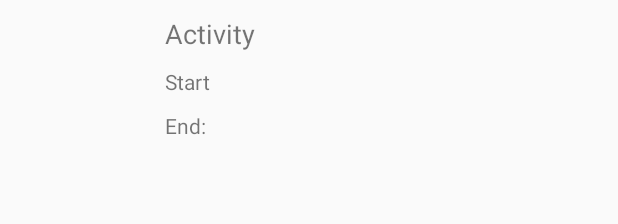
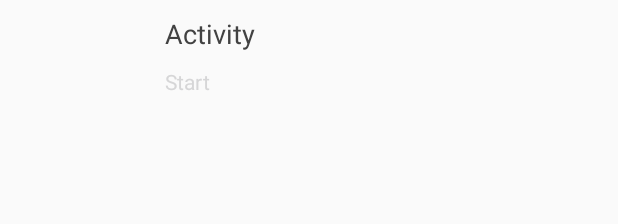
Before and after one commit to andrewflash/GoGoGym, an Android app: the layout property_layout.xml on its own in the app's theme, with its tools: preview values and no code run, on a phone screen of 412 x 824 dp. Shown: the top 224 px of the screen. Run offline under Robolectric (Android 15) with nearby library versions, the phone set to English and light mode, and no system bars.

Commit message:
mvp release!

```diff
--- a/app/src/main/java/net/tudelft/xflash/gogogym/DBHandler.java
+++ b/app/src/main/java/net/tudelft/xflash/gogogym/DBHandler.java
@@ -204,7 +204,6 @@ public class DBHandler extends SQLiteOpenHelper {
         Cursor cursor = db.rawQuery(selectQuery, null);
 
         Log.d("DBHandler", "cursor all logs: " + Integer.toString(cursor.getCount()));
-        Log.d("DBHandler", "cursor all logs str: " + cursor.toString());
 
         // looping through all rows and adding to list
         if (cursor.moveToFirst()) {
--- a/app/src/main/java/net/tudelft/xflash/gogogym/DashboardActivity.java
+++ b/app/src/main/java/net/tudelft/xflash/gogogym/DashboardActivity.java
@@ -8,6 +8,7 @@ import android.content.IntentFilter;
 import android.content.SharedPreferences;
 import android.graphics.Color;
 import android.os.Bundle;
+import android.os.Handler;
 import android.support.design.widget.Snackbar;
 import android.support.v4.content.LocalBroadcastManager;
 import android.content.Intent;
@@ -114,7 +115,10 @@ public class DashboardActivity extends AppCompatActivity
 
     private ListView activity_lv;
 
-    ArrayAdapter<UserLog> adapter;
+    private Handler handler;
+    private Runnable runnable;
+
+    private ArrayAdapter<UserLog> adapter;
 
     @Override
     protected void onCreate(Bundle savedInstanceState) {
@@ -224,6 +228,20 @@ public class DashboardActivity extends AppCompatActivity
         adapter = new detectedActivitiesAdapter(this, 0, activityLogs);
         activity_lv = (ListView) findViewById(R.id.detected_activities_listview);
         activity_lv.setAdapter(adapter);
+
+        handler = new Handler();
+        runnable = new Runnable() {
+            @Override
+            public void run() {
+                activityLogs = db.getAllLogs();
+                adapter = new detectedActivitiesAdapter(getApplicationContext(), 0, activityLogs);
+                handler.postDelayed(this, 1000);
+                activity_lv.setAdapter(adapter);
+            }
+        };
+
+//Start
+        handler.postDelayed(runnable, 1000);
 
         // Set PANDA
         // TODO: Threshold value, mood managament
@@ -410,7 +428,7 @@ public class DashboardActivity extends AppCompatActivity
         }
         else {
             try {
-                stopActivityUpdates();
+//                stopActivityUpdates();
             } catch (Error err) {
 
             }
--- a/app/src/main/java/net/tudelft/xflash/gogogym/UserLog.java
+++ b/app/src/main/java/net/tudelft/xflash/gogogym/UserLog.java
@@ -19,13 +19,13 @@ public class UserLog {
 	}
 
 	public String getImage() {
-		if(this.log_desc == Constants.ACTIVE_DESC){
+		if(this.log_desc.equals(Constants.ACTIVE_DESC)){
 			return "ic_directions_run_black_24dp";
 		}
-		else if (this.log_desc == Constants.VISIT_DESC){
+		else if (this.log_desc.equals(Constants.VISIT_DESC)){
 			return "ic_beenhere_black_24dp";
 		}
-		else return "";
+		else return this.log_desc;
 	}
 
 	public String stringify_UserLog() {
--- a/app/src/main/res/layout/property_layout.xml
+++ b/app/src/main/res/layout/property_layout.xml
@@ -21,18 +21,18 @@
         android:orientation="vertical">
 
         <TextView
-            android:id="@+id/activity"
+            android:id="@+id/activityName"
             android:layout_width="match_parent"
             android:layout_height="wrap_content"
             android:layout_marginBottom="10dp"
             android:text="Activity"
+            android:textColor="@color/cardview_dark_background"
             android:textSize="18sp" />
 
         <RelativeLayout
             android:id="@+id/timeSection"
             android:layout_width="match_parent"
             android:layout_height="wrap_content"
-            android:layout_below="@+id/infoSection"
             android:orientation="vertical">
 
             <TextView
@@ -40,14 +40,14 @@
                 android:layout_width="match_parent"
                 android:layout_height="wrap_content"
                 android:layout_marginBottom="10dp"
-                android:text="Start" />
+                android:text="Start"
+                android:textColor="@color/com_facebook_button_background_color_focused_disabled" />
 
             <TextView
                 android:id="@+id/endTime"
                 android:layout_width="match_parent"
                 android:layout_height="wrap_content"
-                android:layout_below="@id/startTime"
-                android:text="End:" />
+                android:layout_below="@id/startTime"/>
 
 
         </RelativeLayout>
```
Also changed, not shown: app/src/main/java/net/tudelft/xflash/gogogym/Constants.java (+4 -4 lines), app/src/main/java/net/tudelft/xflash/gogogym/DetectedActivitiesAdapter.java (+11 -4 lines).
